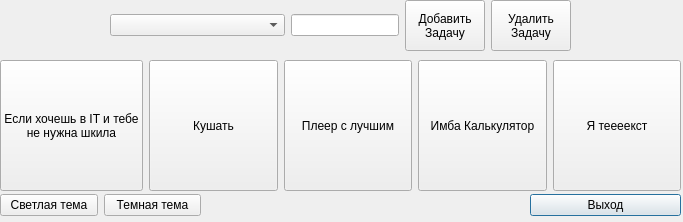
Before: the Qt Designer form Design_test.ui in Lime00000000/Christianity, drawn with Qt 5.
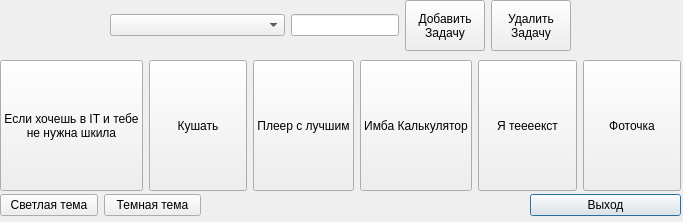
After: the same form once the commit is applied.

Diff of the .ui file:
```diff
--- a/Design_test.ui
+++ b/Design_test.ui
@@ -174,6 +174,19 @@
       </property>
      </widget>
     </item>
+    <item>
+     <widget class="QPushButton" name="pushButton_11">
+      <property name="sizePolicy">
+       <sizepolicy hsizetype="Minimum" vsizetype="Expanding">
+        <horstretch>0</horstretch>
+        <verstretch>0</verstretch>
+       </sizepolicy>
+      </property>
+      <property name="text">
+       <string>Фоточка</string>
+      </property>
+     </widget>
+    </item>
    </layout>
   </widget>
   <widget class="QWidget" name="horizontalLayoutWidget_3">
```
